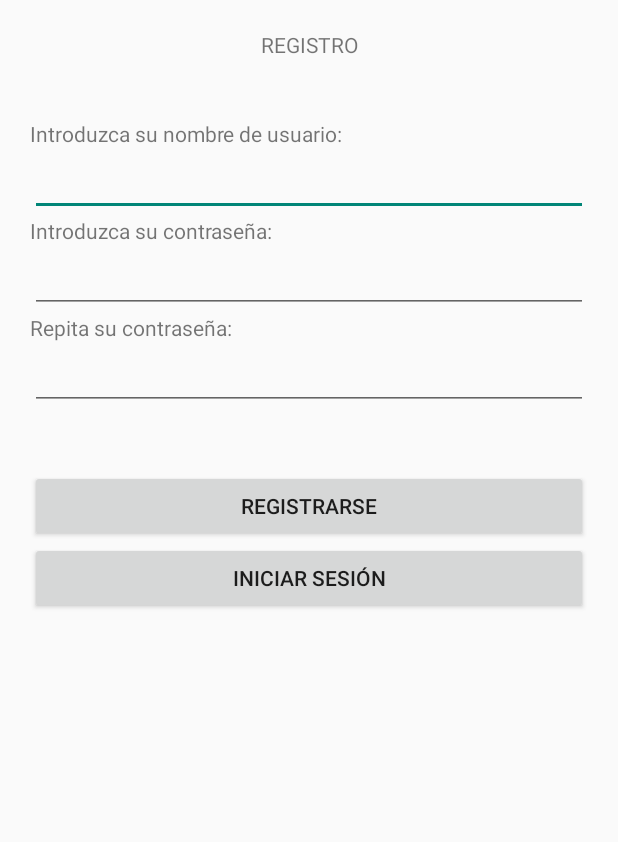
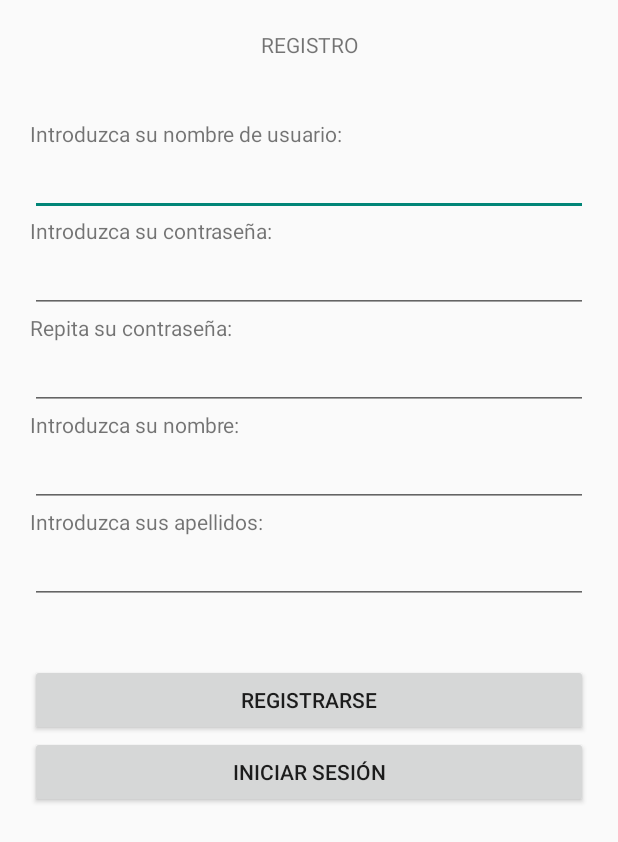
Before and after one commit to jonmigurki/DAS_QuienEsQuien_JonAlba, an Android app: the Registro screen opened directly, with no data from a screen before it, on a phone screen of 412 x 824 dp. Shown: the top 842 px of the screen. Run offline under Robolectric (Android 15) with nearby library versions, the phone set to English and light mode, and no system bars; our stand-ins replace Volley.

Commit message:
Registro actualizado (nombre y apellidos añadidos) + Menú Principal actualizado (interfaz mejorada y base para los AlertDialog de "Categoría" y "Jugadores" añadidos).

```diff
--- a/app/src/main/java/com/example/das_quienesquien_jonalba/Registro.java
+++ b/app/src/main/java/com/example/das_quienesquien_jonalba/Registro.java
@@ -31,16 +31,16 @@ import java.util.Map;
 public class Registro extends AppCompatActivity {
 
     // Instanciamos los objetos para los campos y botones
-    EditText editTextNombreUsuario, editTextContrasena, editTextContrasena2;
+    EditText editTextNombreUsuario, editTextContrasena, editTextContrasena2, editTextNombreReal, editTextApellidos;
     Button buttonRegistrarse, buttonIniciarSesion;
 
     // Variable con el ID del canal de notificaciones
     private static final String CHANNEL_ID = "101";
 
     // URL del .php para el registro en el servidor
-    private String URL = "http://ec2-54-167-31-169.compute-1.amazonaws.com/aarsuaga010/WEB/registro.php";
+    private String URL = "http://ec2-54-167-31-169.compute-1.amazonaws.com/aarsuaga010/WEB/QuienEsQuien/registro.php";
 
-    private String nombreUsu, contra, contra2;
+    private String nombreUsu, contra, contra2, nombreReal, apellidos;
 
     @Override
     protected void onCreate(Bundle savedInstanceState) {
@@ -51,6 +51,8 @@ public class Registro extends AppCompatActivity {
         editTextNombreUsuario= (EditText)findViewById(R.id.editTextNombreUsuario);
         editTextContrasena= (EditText)findViewById(R.id.editTextContrasena);
         editTextContrasena2= (EditText)findViewById(R.id.editTextContrasena2);
+        editTextNombreReal= (EditText)findViewById(R.id.editTextNombreReal);
+        editTextApellidos= (EditText)findViewById(R.id.editTextApellidos);
 
         buttonRegistrarse= (Button)findViewById(R.id.buttonRegistrarse);
         buttonIniciarSesion= (Button)findViewById(R.id.buttonIniciarSesion);
@@ -91,6 +93,9 @@ public class Registro extends AppCompatActivity {
         contra = editTextContrasena.getText().toString().trim();
         contra2 = editTextContrasena2.getText().toString().trim();
 
+        nombreReal = editTextNombreReal.getText().toString().trim();
+        apellidos = editTextApellidos.getText().toString().trim();
+
         // Si las contraseñas introducidas por el usuario son diferentes
         if(!contra.equals(contra2)){
             // Se le hace saber mediante un mensaje
@@ -105,8 +110,11 @@ public class Registro extends AppCompatActivity {
                     // Si recibimos "success" como respuesta, la petición ha funcionado correctamente y nos hemos registrado
                     if (response.equals("success")) {
                         // Abrimos la pantalla de login
-                        Intent intent = new Intent (view.getContext(), Login.class);
-                        startActivityForResult(intent, 0);
+
+                        Toast.makeText(Registro.this, "REGISTRO COMPLETO", Toast.LENGTH_LONG).show();
+
+                        //Intent intent = new Intent (view.getContext(), Login.class);
+                        //startActivityForResult(intent, 0);
                     }else{
                         // Si no, ha ocurrido un error
                         Toast.makeText(Registro.this, "Ha ocurrido un error.", Toast.LENGTH_LONG).show();
@@ -122,8 +130,14 @@ public class Registro extends AppCompatActivity {
                 protected Map<String, String> getParams() throws AuthFailureError {
                     // Creamos un map con el nombre de usuario y contraseña y lo devolvemos
                     Map<String, String> data = new HashMap<>();
-                    data.put("nombre", nombreUsu);
+                    data.put("usuario", nombreUsu);
                     data.put("contrasena", contra);
+
+                    data.put("nombre", nombreReal);
+                    data.put("apellidos", apellidos);
+
+                    // Modificar después
+                    data.put("token", "tokenDePrueba");
 
                     return data;
                 }
--- a/app/src/main/res/layout/activity_registro.xml
+++ b/app/src/main/res/layout/activity_registro.xml
@@ -60,6 +60,32 @@
             android:ems="10"
             android:inputType="textPassword" />
 
+        <TextView
+            android:id="@+id/textViewNombre2"
+            android:layout_width="match_parent"
+            android:layout_height="wrap_content"
+            android:text="Introduzca su nombre:" />
+
+        <EditText
+            android:id="@+id/editTextNombreReal"
+            android:layout_width="match_parent"
+            android:layout_height="wrap_content"
+            android:ems="10"
+            android:inputType="textPersonName" />
+
+        <TextView
+            android:id="@+id/textViewApellidos"
+            android:layout_width="match_parent"
+            android:layout_height="wrap_content"
+            android:text="Introduzca sus apellidos:" />
+
+        <EditText
+            android:id="@+id/editTextApellidos"
+            android:layout_width="match_parent"
+            android:layout_height="wrap_content"
+            android:ems="10"
+            android:inputType="textPersonName" />
+
         <Button
             android:id="@+id/buttonRegistrarse"
             android:layout_width="match_parent"
```
Also changed, not shown: app/src/main/java/com/example/das_quienesquien_jonalba/MenuPrincipal.java (+50 -6 lines), app/src/main/res/layout/menuview.xml (+13 -24 lines), app/src/main/res/drawable-v24/usuario.png (added).
